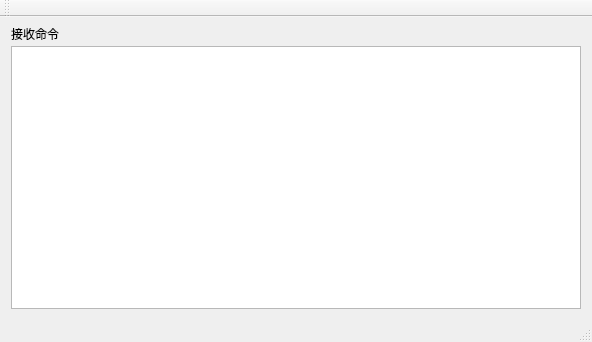
Qt form execWinCmdServer2/mainwindow.ui (weilaidb/execCmd) before a commit.
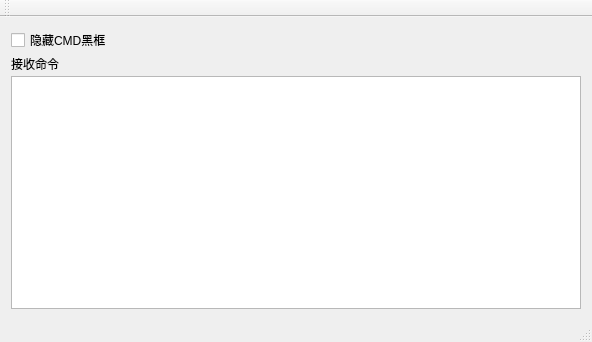
The same form after that commit.

Commit message: 2.8 可选隐藏黑框

Patch:
```diff
--- a/execWinCmdServer2/mainwindow.ui
+++ b/execWinCmdServer2/mainwindow.ui
@@ -15,7 +15,7 @@
   </property>
   <widget class="QWidget" name="centralWidget">
    <layout class="QGridLayout" name="gridLayout">
-    <item row="0" column="0">
+    <item row="1" column="0">
      <widget class="QLabel" name="label">
       <property name="minimumSize">
        <size>
@@ -34,9 +34,16 @@
       </property>
      </widget>
     </item>
-    <item row="1" column="0">
+    <item row="2" column="0">
      <widget class="QTextEdit" name="textEdit_receive"/>
     </item>
+    <item row="0" column="0">
+     <widget class="QCheckBox" name="checkBox_hidecmdblack">
+      <property name="text">
+       <string>隐藏CMD黑框</string>
+      </property>
+     </widget>
+    </item>
    </layout>
   </widget>
   <widget class="QMenuBar" name="menuBar">
```
Left out of the diff: 2 changed lines with no effect on the pictures. The commit also changes 5 other files.
